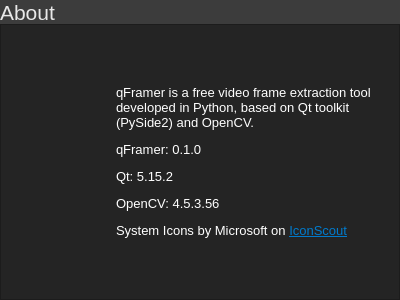
First picture: the form in gui/ui_files/ui_about_window.ui, repository riverbr/qFramer, before the edit.
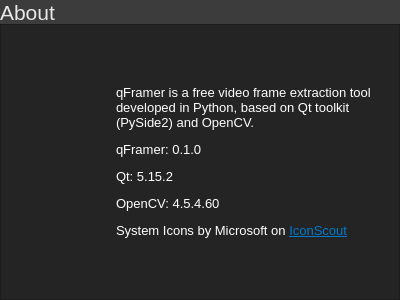
Second picture: the form after the edit. Icons and pictures are not drawn.

Commit message: changed app version in lbl_about and implemented hover colors on system buttons

```diff
--- a/gui/ui_files/ui_about_window.ui
+++ b/gui/ui_files/ui_about_window.ui
@@ -225,7 +225,7 @@
          <string notr="true">color: rgb(255, 255, 255);</string>
         </property>
         <property name="text">
-         <string>&lt;html&gt;&lt;head/&gt;&lt;body&gt;&lt;p&gt;qFramer is a free video frame extraction tool developed in Python, based on Qt toolkit (PySide2) and OpenCV.&lt;/p&gt;&lt;p&gt;qFramer: 0.1.0&lt;/p&gt;&lt;p&gt;Qt: 5.15.2&lt;/p&gt;&lt;p&gt;OpenCV: 4.5.3.56 &lt;/p&gt;&lt;p&gt;System Icons by Microsoft on &lt;a href=&quot;www.iconscout.com&quot;&gt;&lt;span style=&quot; text-decoration: underline; color:#007acc;&quot;&gt;IconScout&lt;/span&gt;&lt;/a&gt;&lt;/p&gt;&lt;/body&gt;&lt;/html&gt;</string>
+         <string>&lt;html&gt;&lt;head/&gt;&lt;body&gt;&lt;p&gt;qFramer is a free video frame extraction tool developed in Python, based on Qt toolkit (PySide2) and OpenCV.&lt;/p&gt;&lt;p&gt;qFramer: 0.1.0&lt;/p&gt;&lt;p&gt;Qt: 5.15.2&lt;/p&gt;&lt;p&gt;OpenCV: 4.5.4.60&lt;/p&gt;&lt;p&gt;System Icons by Microsoft on &lt;a href=&quot;www.iconscout.com&quot;&gt;&lt;span style=&quot; text-decoration: underline; color:#007acc;&quot;&gt;IconScout&lt;/span&gt;&lt;/a&gt;&lt;/p&gt;&lt;/body&gt;&lt;/html&gt;</string>
         </property>
         <property name="wordWrap">
          <bool>true</bool>
```
Left out of the diff: 5 changed lines with no effect on the pictures. The commit also changes 1 other file.
